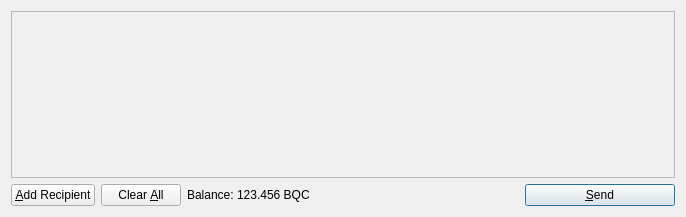
Above: src/qt/forms/sendcoinsdialog.ui from psdgithub/bitcoin before the change. Below: the same form after it.
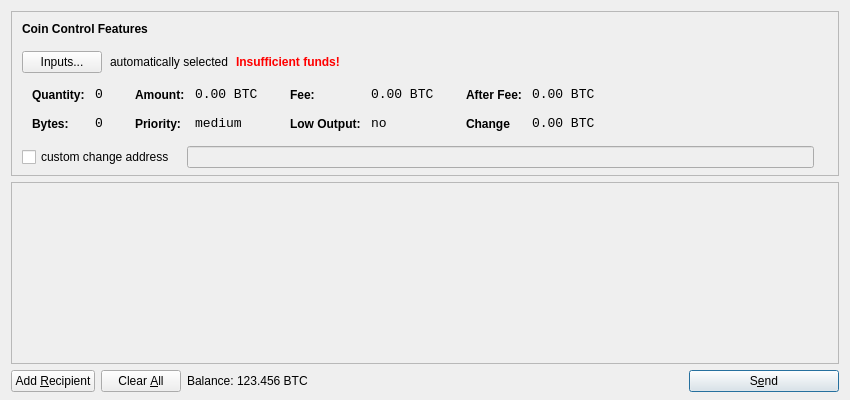
That is the form after the change. Icons and pictures are not drawn.

Commit message: Coin Control Features

```diff
--- a/src/qt/forms/sendcoinsdialog.ui
+++ b/src/qt/forms/sendcoinsdialog.ui
@@ -6,14 +6,615 @@
    <rect>
     <x>0</x>
     <y>0</y>
-    <width>686</width>
-    <height>217</height>
+    <width>850</width>
+    <height>400</height>
    </rect>
   </property>
   <property name="windowTitle">
    <string>Send Coins</string>
   </property>
-  <layout class="QVBoxLayout" name="verticalLayout">
+  <layout class="QVBoxLayout" name="verticalLayout" stretch="0,1,0">
+   <property name="bottomMargin">
+    <number>8</number>
+   </property>
+   <item>
+    <widget class="QFrame" name="frameCoinControl">
+     <property name="sizePolicy">
+      <sizepolicy hsizetype="Expanding" vsizetype="Expanding">
+       <horstretch>0</horstretch>
+       <verstretch>0</verstretch>
+      </sizepolicy>
+     </property>
+     <property name="maximumSize">
+      <size>
+       <width>16777215</width>
+       <height>16777215</height>
+      </size>
+     </property>
+     <property name="frameShape">
+      <enum>QFrame::StyledPanel</enum>
+     </property>
+     <property name="frameShadow">
+      <enum>QFrame::Sunken</enum>
+     </property>
+     <layout class="QVBoxLayout" name="verticalLayoutCoinControl2">
+      <property name="spacing">
+       <number>-1</number>
+      </property>
+      <property name="leftMargin">
+       <number>0</number>
+      </property>
+      <property name="topMargin">
+       <number>0</number>
+      </property>
+      <property name="rightMargin">
+       <number>0</number>
+      </property>
+      <property name="bottomMargin">
+       <number>6</number>
+      </property>
+      <item>
+       <layout class="QVBoxLayout" name="verticalLayoutCoinControl" stretch="0,0,0,0,1">
+        <property name="spacing">
+         <number>0</number>
+        </property>
+        <property name="leftMargin">
+         <number>10</number>
+        </property>
+        <property name="topMargin">
+         <number>10</number>
+        </property>
+        <item>
+         <layout class="QHBoxLayout" name="horizontalLayoutCoinControl1">
+          <property name="bottomMargin">
+           <number>15</number>
+          </property>
+          <item>
+           <widget class="QLabel" name="labelCoinControlFeatures">
+            <property name="sizePolicy">
+             <sizepolicy hsizetype="Preferred" vsizetype="Maximum">
+              <horstretch>0</horstretch>
+              <verstretch>0</verstretch>
+             </sizepolicy>
+            </property>
+            <property name="font">
+             <font>
+              <weight>75</weight>
+              <bold>true</bold>
+             </font>
+            </property>
+            <property name="styleSheet">
+             <string notr="true">font-weight:bold;</string>
+            </property>
+            <property name="text">
+             <string>Coin Control Features</string>
+            </property>
+           </widget>
+          </item>
+         </layout>
+        </item>
+        <item>
+         <layout class="QHBoxLayout" name="horizontalLayoutCoinControl2" stretch="0,0,0,0">
+          <property name="spacing">
+           <number>8</number>
+          </property>
+          <property name="bottomMargin">
+           <number>10</number>
+          </property>
+          <item>
+           <widget class="QPushButton" name="pushButtonCoinControl">
+            <property name="styleSheet">
+             <string notr="true"/>
+            </property>
+            <property name="text">
+             <string>Inputs...</string>
+            </property>
+           </widget>
+          </item>
+          <item>
+           <widget class="QLabel" name="labelCoinControlAutomaticallySelected">
+            <property name="text">
+             <string>automatically selected</string>
+            </property>
+            <property name="margin">
+             <number>5</number>
+            </property>
+           </widget>
+          </item>
+          <item>
+           <widget class="QLabel" name="labelCoinControlInsuffFunds">
+            <property name="font">
+             <font>
+              <weight>75</weight>
+              <bold>true</bold>
+             </font>
+            </property>
+            <property name="styleSheet">
+             <string notr="true">color:red;font-weight:bold;</string>
+            </property>
+            <property name="text">
+             <string>Insufficient funds!</string>
+            </property>
+            <property name="margin">
+             <number>5</number>
+            </property>
+           </widget>
+          </item>
+          <item>
+           <spacer name="horizontalSpacerCoinControl">
+            <property name="orientation">
+             <enum>Qt::Horizontal</enum>
+            </property>
+            <property name="sizeHint" stdset="0">
+             <size>
+              <width>40</width>
+              <height>1</height>
+             </size>
+            </property>
+           </spacer>
+          </item>
+         </layout>
+        </item>
+        <item>
+         <widget class="QWidget" name="widgetCoinControl" native="true">
+          <property name="sizePolicy">
+           <sizepolicy hsizetype="Preferred" vsizetype="Preferred">
+            <horstretch>0</horstretch>
+            <verstretch>0</verstretch>
+           </sizepolicy>
+          </property>
+          <property name="minimumSize">
+           <size>
+            <width>0</width>
+            <height>0</height>
+           </size>
+          </property>
+          <property name="styleSheet">
+           <string notr="true"/>
+          </property>
+          <layout class="QHBoxLayout" name="horizontalLayoutCoinControl5">
+           <property name="margin">
+            <number>0</number>
+           </property>
+           <item>
+            <layout class="QHBoxLayout" name="horizontalLayoutCoinControl3" stretch="0,0,0,1">
+             <property name="spacing">
+              <number>20</number>
+             </property>
+             <property name="topMargin">
+              <number>0</number>
+             </property>
+             <property name="bottomMargin">
+              <number>10</number>
+             </property>
+             <item>
+              <layout class="QFormLayout" name="formLayoutCoinControl1">
+               <property name="horizontalSpacing">
+                <number>10</number>
+               </property>
+               <property name="verticalSpacing">
+                <number>14</number>
+               </property>
+               <property name="leftMargin">
+                <number>10</number>
+               </property>
+               <property name="topMargin">
+                <number>4</number>
+               </property>
+               <property name="rightMargin">
+                <number>6</number>
+               </property>
+               <item row="0" column="0">
+                <widget class="QLabel" name="labelCoinControlQuantityText">
+                 <property name="styleSheet">
+                  <string notr="true">font-weight:bold;</string>
+                 </property>
+                 <property name="text">
+                  <string>Quantity:</string>
+                 </property>
+                 <property name="margin">
+                  <number>0</number>
+                 </property>
+                </widget>
+               </item>
+               <item row="0" column="1">
+                <widget class="QLabel" name="labelCoinControlQuantity">
+                 <property name="font">
+                  <font>
+                   <family>Monospace</family>
+                   <pointsize>10</pointsize>
+                  </font>
+                 </property>
+                 <property name="cursor">
+                  <cursorShape>IBeamCursor</cursorShape>
+                 </property>
+                 <property name="contextMenuPolicy">
+                  <enum>Qt::ActionsContextMenu</enum>
+                 </property>
+                 <property name="text">
+                  <string>0</string>
+                 </property>
+                 <property name="margin">
+                  <number>0</number>
+                 </property>
+                 <property name="textInteractionFlags">
+                  <set>Qt::LinksAccessibleByMouse|Qt::TextSelectableByKeyboard|Qt::TextSelectableByMouse</set>
+                 </property>
+                </widget>
+               </item>
+               <item row="1" column="0">
+                <widget class="QLabel" name="labelCoinControlBytesText">
+                 <property name="styleSheet">
+                  <string notr="true">font-weight:bold;</string>
+                 </property>
+                 <property name="text">
+                  <string>Bytes:</string>
+                 </property>
+                </widget>
+               </item>
+               <item row="1" column="1">
+                <widget class="QLabel" name="labelCoinControlBytes">
+                 <property name="font">
+                  <font>
+                   <family>Monospace</family>
+                   <pointsize>10</pointsize>
+                  </font>
+                 </property>
+                 <property name="cursor">
+                  <cursorShape>IBeamCursor</cursorShape>
+                 </property>
+                 <property name="contextMenuPolicy">
+                  <enum>Qt::ActionsContextMenu</enum>
+                 </property>
+                 <property name="text">
+                  <string>0</string>
+                 </property>
+                 <property name="textInteractionFlags">
+                  <set>Qt::LinksAccessibleByMouse|Qt::TextSelectableByKeyboard|Qt::TextSelectableByMouse</set>
+                 </property>
+                </widget>
+               </item>
+              </layout>
+             </item>
+             <item>
+              <layout class="QFormLayout" name="formLayoutCoinControl2">
+               <property name="horizontalSpacing">
+                <number>10</number>
+               </property>
+               <property name="verticalSpacing">
+                <number>14</number>
+               </property>
+               <property name="leftMargin">
+                <number>6</number>
+               </property>
+               <property name="topMargin">
+                <number>4</number>
+               </property>
+               <property name="rightMargin">
+                <number>6</number>
+               </property>
+               <item row="0" column="0">
+                <widget class="QLabel" name="labelCoinControlAmountText">
+                 <property name="styleSheet">
+                  <string notr="true">font-weight:bold;</string>
+                 </property>
+                 <property name="text">
+                  <string>Amount:</string>
+                 </property>
+                 <property name="margin">
+                  <number>0</number>
+                 </property>
+                </widget>
+               </item>
+               <item row="0" column="1">
+                <widget class="QLabel" name="labelCoinControlAmount">
+                 <property name="font">
+                  <font>
+                   <family>Monospace</family>
+                   <pointsize>10</pointsize>
+                  </font>
+                 </property>
+                 <property name="cursor">
+                  <cursorShape>IBeamCursor</cursorShape>
+                 </property>
+                 <property name="contextMenuPolicy">
+                  <enum>Qt::ActionsContextMenu</enum>
+                 </property>
+                 <property name="text">
+                  <string>0.00 BTC</string>
+                 </property>
+                 <property name="textInteractionFlags">
+                  <set>Qt::LinksAccessibleByMouse|Qt::TextSelectableByKeyboard|Qt::TextSelectableByMouse</set>
+                 </property>
+                </widget>
+               </item>
+               <item row="1" column="0">
+                <widget class="QLabel" name="labelCoinControlPriorityText">
+                 <property name="styleSheet">
+                  <string notr="true">font-weight:bold;</string>
+                 </property>
+                 <property name="text">
+                  <string>Priority:</string>
+                 </property>
+                </widget>
+               </item>
+               <item row="1" column="1">
+                <widget class="QLabel" name="labelCoinControlPriority">
+                 <property name="font">
+                  <font>
+                   <family>Monospace</family>
+                   <pointsize>10</pointsize>
+                  </font>
+                 </property>
+                 <property name="cursor">
+                  <cursorShape>IBeamCursor</cursorShape>
+                 </property>
+                 <property name="contextMenuPolicy">
+                  <enum>Qt::ActionsContextMenu</enum>
+                 </property>
+                 <property name="text">
+                  <string>medium</string>
+                 </property>
+                 <property name="textInteractionFlags">
+                  <set>Qt::LinksAccessibleByMouse|Qt::TextSelectableByKeyboard|Qt::TextSelectableByMouse</set>
+                 </property>
+                </widget>
+               </item>
+              </layout>
+             </item>
+             <item>
+              <layout class="QFormLayout" name="formLayoutCoinControl3">
+               <property name="horizontalSpacing">
+                <number>10</number>
+               </property>
+               <property name="verticalSpacing">
+                <number>14</number>
+               </property>
+               <property name="leftMargin">
+                <number>6</number>
+               </property>
+               <property name="topMargin">
+                <number>4</number>
+               </property>
+               <property name="rightMargin">
+                <number>6</number>
+               </property>
+               <item row="0" column="0">
+                <widget class="QLabel" name="labelCoinControlFeeText">
+                 <property name="styleSheet">
+                  <string notr="true">font-weight:bold;</string>
+                 </property>
+                 <property name="text">
+                  <string>Fee:</string>
+                 </property>
+                 <property name="margin">
+                  <number>0</number>
+                 </property>
+                </widget>
+               </item>
+               <item row="0" column="1">
+                <widget class="QLabel" name="labelCoinControlFee">
+                 <property name="font">
+                  <font>
+                   <family>Monospace</family>
+                   <pointsize>10</pointsize>
+                  </font>
+                 </property>
+                 <property name="cursor">
+                  <cursorShape>IBeamCursor</cursorShape>
+                 </property>
+                 <property name="contextMenuPolicy">
+                  <enum>Qt::ActionsContextMenu</enum>
+                 </property>
+                 <property name="text">
+                  <string>0.00 BTC</string>
+                 </property>
+                 <property name="textInteractionFlags">
+                  <set>Qt::LinksAccessibleByMouse|Qt::TextSelectableByKeyboard|Qt::TextSelectableByMouse</set>
+                 </property>
+                </widget>
+               </item>
+               <item row="1" column="0">
+                <widget class="QLabel" name="labelCoinControlLowOutputText">
+                 <property name="styleSheet">
+                  <string notr="true">font-weight:bold;</string>
+                 </property>
+                 <property name="text">
+                  <string>Low Output:</string>
+                 </property>
+                </widget>
+               </item>
+               <item row="1" column="1">
+                <widget class="QLabel" name="labelCoinControlLowOutput">
+                 <property name="font">
+                  <font>
+                   <family>Monospace</family>
+                   <pointsize>10</pointsize>
+                  </font>
+                 </property>
+                 <property name="cursor">
+                  <cursorShape>IBeamCursor</cursorShape>
+                 </property>
+                 <property name="contextMenuPolicy">
+                  <enum>Qt::ActionsContextMenu</enum>
+                 </property>
+                 <property name="text">
+                  <string>no</string>
+                 </property>
+                 <property name="textInteractionFlags">
+                  <set>Qt::LinksAccessibleByMouse|Qt::TextSelectableByKeyboard|Qt::TextSelectableByMouse</set>
+                 </property>
+                </widget>
+               </item>
+              </layout>
+             </item>
+             <item>
+              <layout class="QFormLayout" name="formLayoutCoinControl4">
+               <property name="horizontalSpacing">
+                <number>10</number>
+               </property>
+               <property name="verticalSpacing">
+                <number>14</number>
+               </property>
+               <property name="leftMargin">
+                <number>6</number>
+               </property>
+               <property name="topMargin">
+                <number>4</number>
+               </property>
+               <property name="rightMargin">
+                <number>6</number>
+               </property>
+               <item row="0" column="0">
+                <widget class="QLabel" name="labelCoinControlAfterFeeText">
+                 <property name="styleSheet">
+                  <string notr="true">font-weight:bold;</string>
+                 </property>
+                 <property name="text">
+                  <string>After Fee:</string>
+                 </property>
+                 <property name="margin">
+                  <number>0</number>
+                 </property>
+                </widget>
+               </item>
+               <item row="0" column="1">
+                <widget class="QLabel" name="labelCoinControlAfterFee">
+                 <property name="font">
+                  <font>
+                   <family>Monospace</family>
+                   <pointsize>10</pointsize>
+                  </font>
+                 </property>
+                 <property name="cursor">
+                  <cursorShape>IBeamCursor</cursorShape>
+                 </property>
+                 <property name="contextMenuPolicy">
+                  <enum>Qt::ActionsContextMenu</enum>
+                 </property>
+                 <property name="text">
+                  <string>0.00 BTC</string>
+                 </property>
+                 <property name="textInteractionFlags">
+                  <set>Qt::LinksAccessibleByMouse|Qt::TextSelectableByKeyboard|Qt::TextSelectableByMouse</set>
+                 </property>
+                </widget>
+               </item>
+               <item row="1" column="0">
+                <widget class="QLabel" name="labelCoinControlChangeText">
+                 <property name="styleSheet">
+                  <string notr="true">font-weight:bold;</string>
+                 </property>
+                 <property name="text">
+                  <string>Change</string>
+                 </property>
+                </widget>
+               </item>
+               <item row="1" column="1">
+                <widget class="QLabel" name="labelCoinControlChange">
+                 <property name="font">
+                  <font>
+                   <family>Monospace</family>
+                   <pointsize>10</pointsize>
+                  </font>
+                 </property>
+                 <property name="cursor">
+                  <cursorShape>IBeamCursor</cursorShape>
+                 </property>
+                 <property name="contextMenuPolicy">
+                  <enum>Qt::ActionsContextMenu</enum>
+                 </property>
+                 <property name="text">
+                  <string>0.00 BTC</string>
+                 </property>
+                 <property name="textInteractionFlags">
+                  <set>Qt::LinksAccessibleByMouse|Qt::TextSelectableByKeyboard|Qt::TextSelectableByMouse</set>
+                 </property>
+                </widget>
+               </item>
+              </layout>
+             </item>
+            </layout>
+           </item>
+          </layout>
+         </widget>
+        </item>
+        <item>
+         <layout class="QHBoxLayout" name="horizontalLayoutCoinControl4" stretch="0,0,0">
+          <property name="spacing">
+           <number>12</number>
+          </property>
+          <property name="sizeConstraint">
+           <enum>QLayout::SetDefaultConstraint</enum>
+          </property>
+          <property name="topMargin">
+           <number>5</number>
+          </property>
+          <property name="rightMargin">
+           <number>5</number>
+          </property>
+          <item>
+           <widget class="QCheckBox" name="checkBoxCoinControlChange">
+            <property name="text">
+             <string>custom change address</string>
+            </property>
+           </widget>
+          </item>
+          <item>
+           <widget class="QLineEdit" name="lineEditCoinControlChange">
+            <property name="enabled">
+             <bool>false</bool>
+            </property>
+            <property name="sizePolicy">
+             <sizepolicy hsizetype="Expanding" vsizetype="Fixed">
+              <horstretch>0</horstretch>
+              <verstretch>0</verstretch>
+             </sizepolicy>
+            </property>
+           </widget>
+          </item>
+          <item>
+           <widget class="QLabel" name="labelCoinControlChangeLabel">
+            <property name="sizePolicy">
+             <sizepolicy hsizetype="Preferred" vsizetype="Expanding">
+              <horstretch>0</horstretch>
+              <verstretch>0</verstretch>
+             </sizepolicy>
+            </property>
+            <property name="minimumSize">
+             <size>
+              <width>0</width>
+              <height>0</height>
+             </size>
+            </property>
+            <property name="text">
+             <string/>
+            </property>
+            <property name="margin">
+             <number>3</number>
+            </property>
+           </widget>
+          </item>
+         </layout>
+        </item>
+        <item>
+         <spacer name="verticalSpacerCoinControl">
+          <property name="orientation">
+           <enum>Qt::Vertical</enum>
+          </property>
+          <property name="sizeHint" stdset="0">
+           <size>
+            <width>800</width>
+            <height>1</height>
+           </size>
+          </property>
+         </spacer>
+        </item>
+       </layout>
+      </item>
+     </layout>
+    </widget>
+   </item>
    <item>
     <widget class="QScrollArea" name="scrollArea">
      <property name="widgetResizable">
@@ -24,7 +625,7 @@
        <rect>
         <x>0</x>
         <y>0</y>
-        <width>666</width>
+        <width>830</width>
         <height>165</height>
        </rect>
       </property>
@@ -64,7 +665,7 @@
         <string>Send to multiple recipients at once</string>
        </property>
        <property name="text">
-        <string>&amp;Add Recipient</string>
+        <string>Add &amp;Recipient</string>
        </property>
        <property name="icon">
         <iconset resource="../bitcoin.qrc">
@@ -119,7 +720,7 @@
           <cursorShape>IBeamCursor</cursorShape>
          </property>
          <property name="text">
-          <string>123.456 BQC</string>
+          <string>123.456 BTC</string>
          </property>
          <property name="textInteractionFlags">
           <set>Qt::LinksAccessibleByMouse|Qt::TextSelectableByKeyboard|Qt::TextSelectableByMouse</set>
@@ -153,7 +754,7 @@
         <string>Confirm the send action</string>
        </property>
        <property name="text">
-        <string>&amp;Send</string>
+        <string>S&amp;end</string>
        </property>
        <property name="icon">
         <iconset resource="../bitcoin.qrc">
```
The commit also changes 19 other files.
